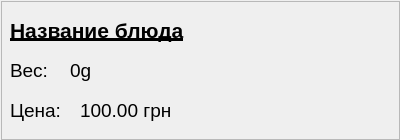
Before: the Qt Designer form dishinfowidget.ui in Omn1/TUIadmin, drawn with Qt 5.
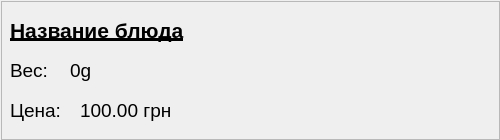
After: the same form once the commit is applied.

Commit message: More place for dish info

Patch:
```diff
--- a/dishinfowidget.ui
+++ b/dishinfowidget.ui
@@ -6,13 +6,13 @@
    <rect>
     <x>0</x>
     <y>0</y>
-    <width>400</width>
+    <width>500</width>
     <height>140</height>
    </rect>
   </property>
   <property name="minimumSize">
    <size>
-    <width>400</width>
+    <width>500</width>
     <height>140</height>
    </size>
   </property>
@@ -22,7 +22,7 @@
   <widget class="QLabel" name="imageLabel">
    <property name="geometry">
     <rect>
-     <x>270</x>
+     <x>370</x>
      <y>10</y>
      <width>121</width>
      <height>121</height>
@@ -71,7 +71,7 @@
     <rect>
      <x>10</x>
      <y>10</y>
-     <width>241</width>
+     <width>351</width>
      <height>41</height>
     </rect>
    </property>
@@ -129,7 +129,7 @@
     <rect>
      <x>1</x>
      <y>1</y>
-     <width>399</width>
+     <width>499</width>
      <height>139</height>
     </rect>
    </property>
```
